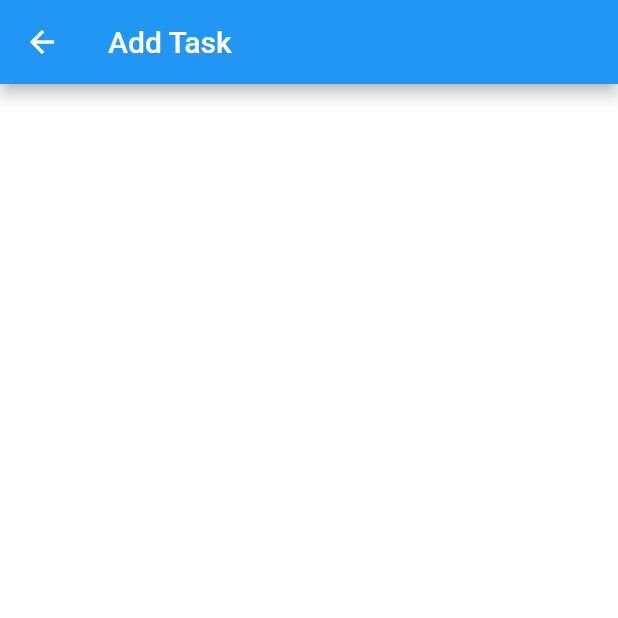
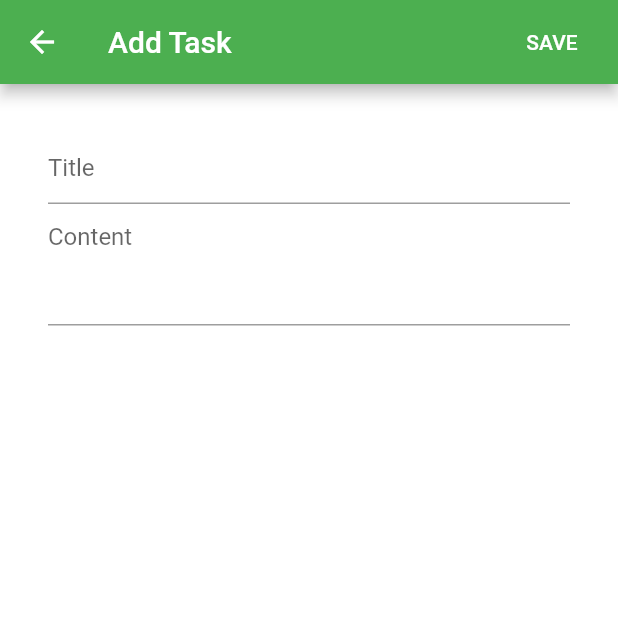
Before and after one commit to lang98/flutter-todo-demo, a Flutter app: the AddTaskScreen screen opened directly, on a phone screen of 412 x 824 dp, the top half of it. Run offline on Flutter 3.47's test engine with Material 2 defaults, Android fonts, the phone set to English and light mode, and no system bars.

Commit message:
create todo screen

```diff
--- a/lib/screens/add_task_screen.dart
+++ b/lib/screens/add_task_screen.dart
@@ -1,4 +1,7 @@
 import 'package:flutter/material.dart';
+import 'package:flutter_todo_app/model/task.dart';
+import 'package:flutter_todo_app/providers/todos_model.dart';
+import 'package:provider/provider.dart';
 
 class AddTaskScreen extends StatefulWidget {
   @override
@@ -6,9 +9,50 @@ class AddTaskScreen extends StatefulWidget {
 }
 
 class _AddTaskScreenState extends State<AddTaskScreen> {
+  final _taskTitleController = TextEditingController();
+  final _taskContentController = TextEditingController();
+
   @override
   Widget build(BuildContext context) {
     return Scaffold(
-        backgroundColor: Colors.white, appBar: AppBar(title: Text('Add Task')));
+        backgroundColor: Colors.white,
+        appBar: AppBar(
+          title: Text('Add Task'),
+          backgroundColor: Colors.green,
+          actions: <Widget>[
+            FlatButton(
+              child: Text(
+                'SAVE',
+                style: TextStyle(color: Colors.white),
+              ),
+              onPressed: onSave,
+            )
+          ],
+        ),
+        body: Container(
+            padding: EdgeInsets.all(32),
+            child: Column(
+              children: <Widget>[
+                TextFormField(
+                  controller: _taskTitleController,
+                  decoration: InputDecoration(hintText: 'Title'),
+                  keyboardType: TextInputType.multiline,
+                ),
+                TextField(
+                  controller: _taskContentController,
+                  decoration: InputDecoration(hintText: 'Content'),
+                  keyboardType: TextInputType.multiline,
+                  maxLines: null,
+                  minLines: 3,
+                ),
+              ],
+            )));
+  }
+
+  void onSave() {
+    final Task todo = Task(
+        title: _taskTitleController.text, content: _taskContentController.text);
+    Provider.of<TodosModel>(context, listen: false).addTodo(todo);
+    Navigator.pop(context);
   }
 }
```
